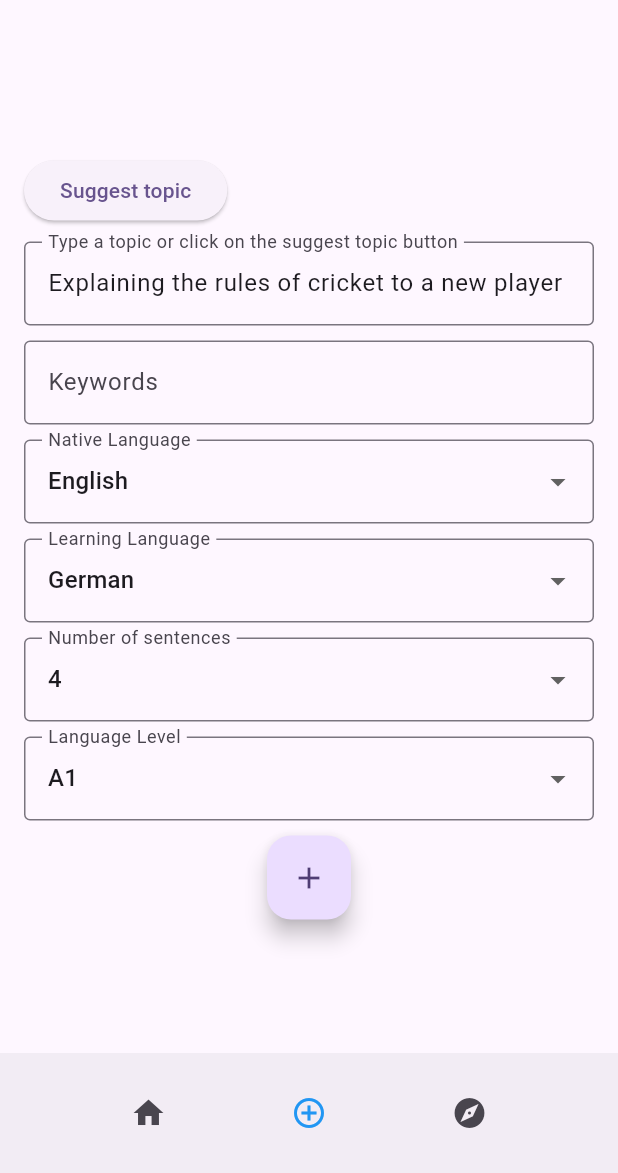
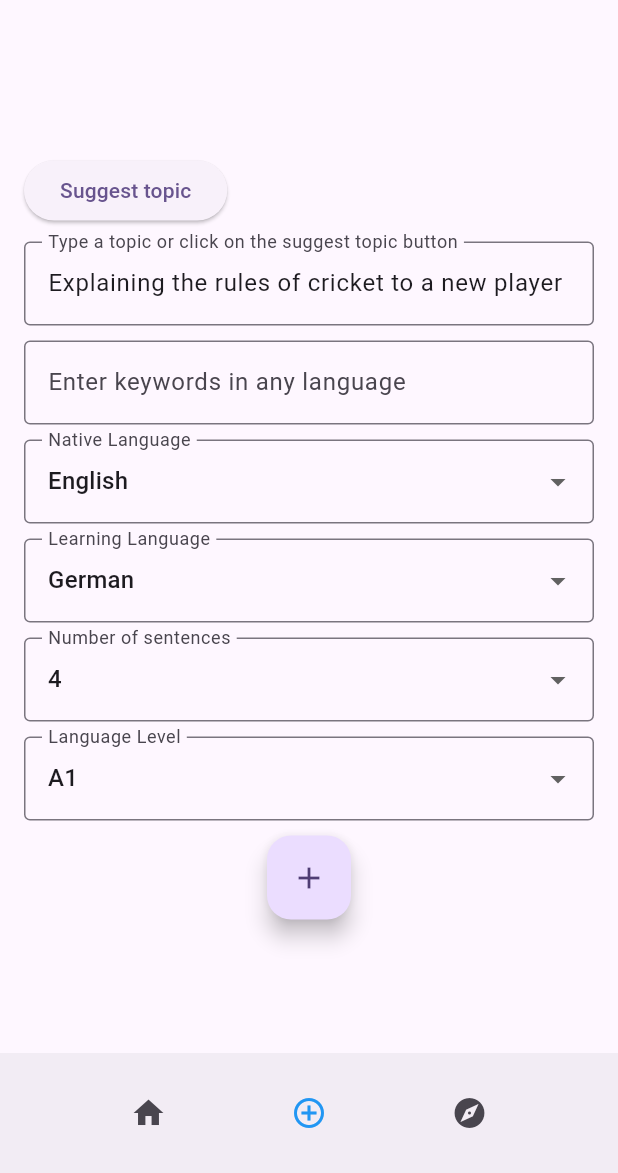
Before and after one commit to arjuna-dev/parakeet, a Flutter app: the CreateLesson screen opened by its route, on a phone screen of 412 x 824 dp, the part 63-1236 px from its top. Run offline on Flutter 3.47's test engine with Material 3 defaults, Android fonts, the phone set to English and light mode, and no system bars; our stand-ins replace cloud_firestore, firebase_auth, firebase_core, google_sign_in, just_audio, rxdart and 1 more; accounts and stored records are empty.

Commit message:
Minimal change  in Form

```diff
--- a/lib/screens/create_lesson_screen.dart
+++ b/lib/screens/create_lesson_screen.dart
@@ -95,7 +95,7 @@ class _CreateLessonState extends State<CreateLesson> {
                     TextField(
                       decoration: const InputDecoration(
                         border: OutlineInputBorder(),
-                        labelText: 'Keywords',
+                        labelText: 'Enter keywords in any language',
                       ),
                       onChanged: (value) {
                         setState(() {
```
